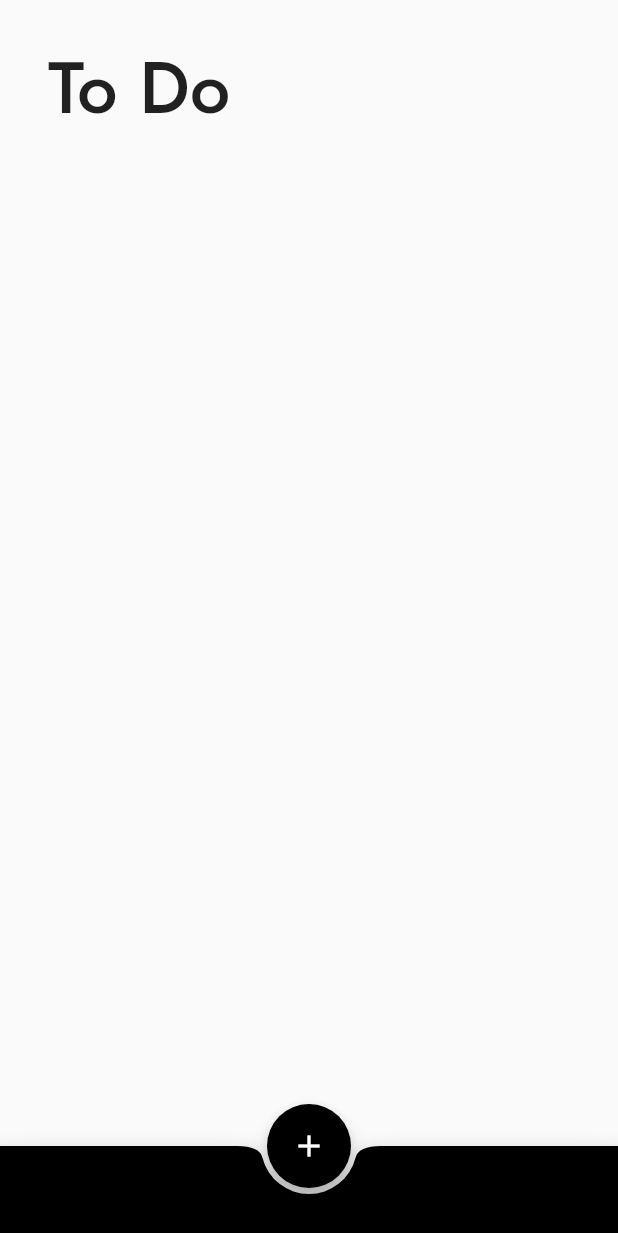
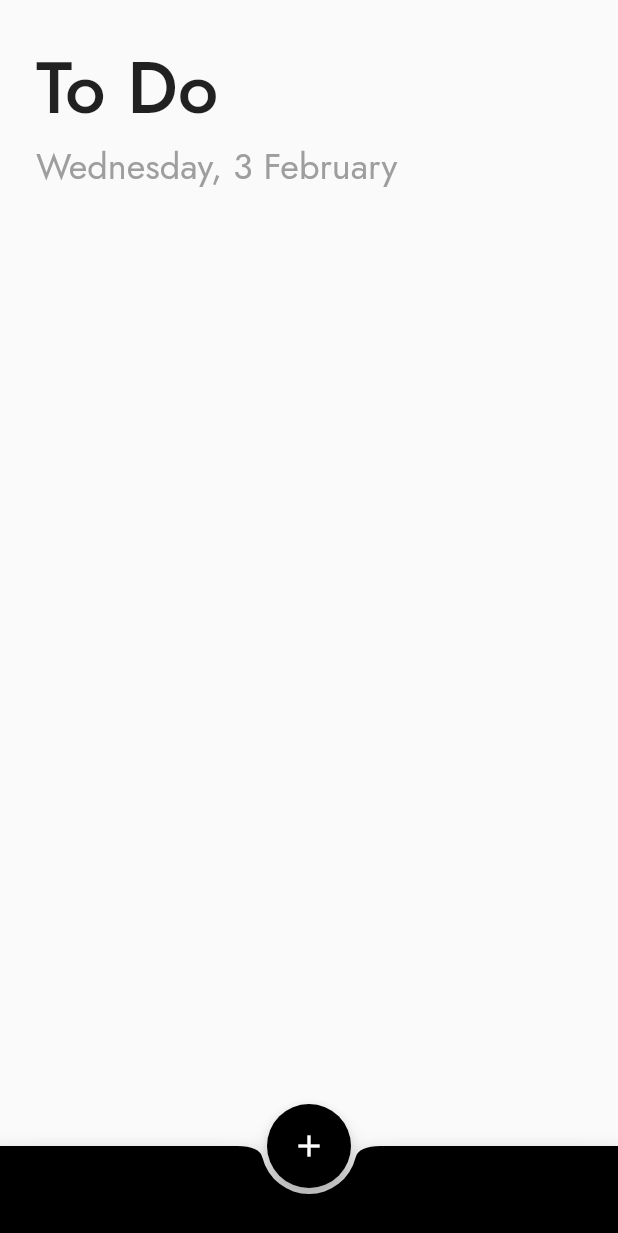
Before and after one commit to v15hv4/YATA, a Flutter app: the screen it shows after launch, on a phone screen of 412 x 824 dp. Shown: the top 1233 px of the screen. Run offline on Flutter 3.47's test engine with Material 2 defaults, Android fonts, the phone set to English and light mode, and no system bars.

Commit message:
Render current date on TodoScreen

```diff
--- a/lib/views/screens/todo.dart
+++ b/lib/views/screens/todo.dart
@@ -11,7 +11,7 @@ class _TodoScreenState extends State<TodoScreen> {
   @override
   Widget build(BuildContext context) {
     final now = DateTime.now();
-    final formattedDate = "${now.day} ${now.month}";
+    final formattedDate = DateFormat('EEEE, d MMMM').format(now);
 
     return Scaffold(
         appBar: EmptyAppBar(),
@@ -29,15 +29,23 @@ class _TodoScreenState extends State<TodoScreen> {
             color: Colors.black,
           ),
         ),
-        body: Column(
-          children: [
-            Padding(
-                padding: EdgeInsets.only(top: 24.0, left: 32.0),
-                child: Text(
-                  "To Do",
-                  style: TextStyle(fontSize: 48, fontWeight: FontWeight.w500),
-                )),
-          ],
-        ));
+        body: Column(children: [
+          Padding(
+              padding: EdgeInsets.only(left: 24.0, top: 24.0),
+              child: Column(
+                crossAxisAlignment: CrossAxisAlignment.start,
+                children: [
+                  Text(
+                    "To Do",
+                    style: TextStyle(fontSize: 48, fontWeight: FontWeight.w500),
+                  ),
+                  Text(formattedDate,
+                      style: TextStyle(
+                          fontSize: 24,
+                          fontWeight: FontWeight.w400,
+                          color: Colors.grey))
+                ],
+              ))
+        ]));
   }
 }
```
